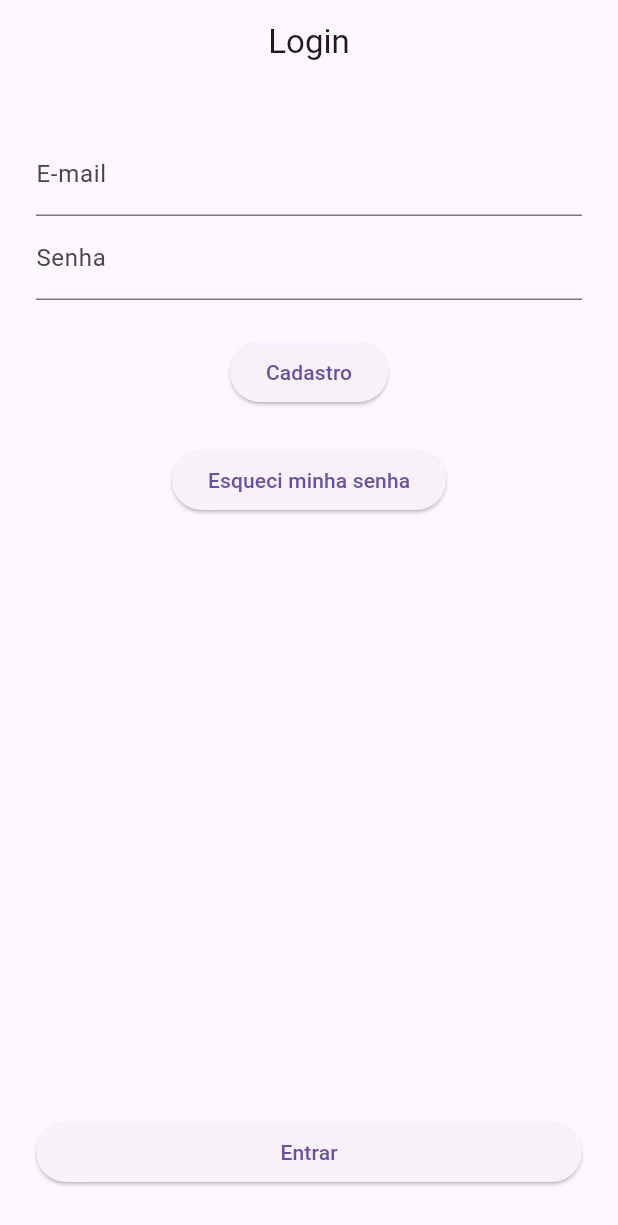
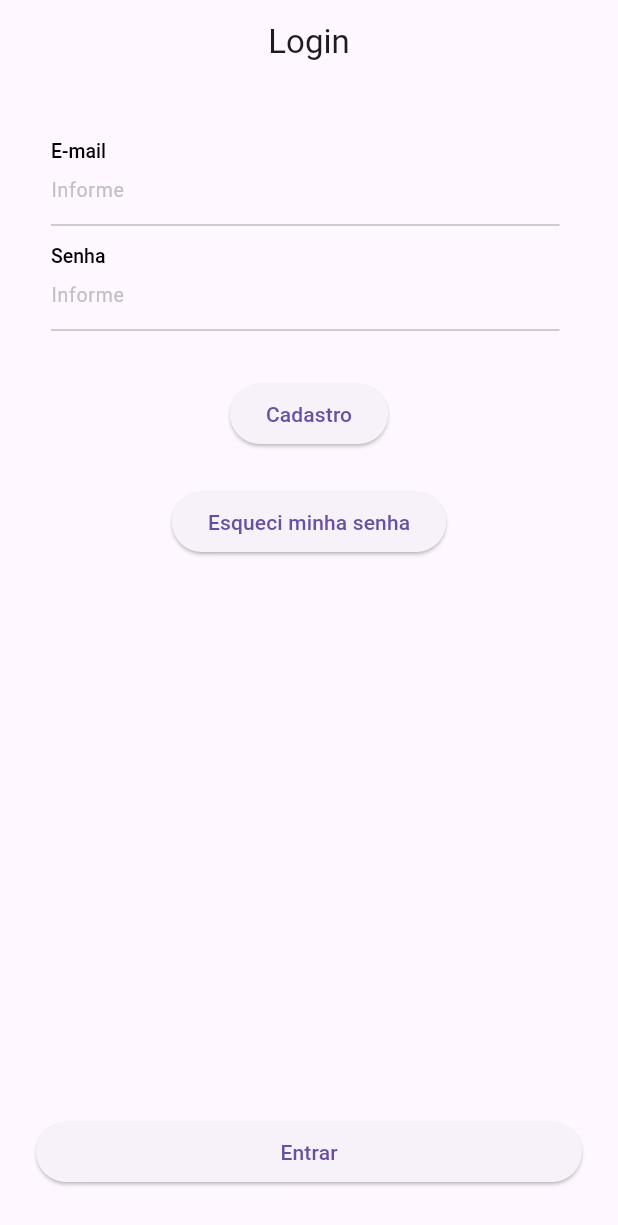
Before and after one commit to ReiBastega/CCC_LabEngSoft_Eduardo_Colet_SpendControllApp, a Flutter app: the screen it shows after launch, on a phone screen of 412 x 824 dp. Shown: the top 1225 px of the screen. Run offline on Flutter 3.47's test engine with Material 3 defaults, Android fonts, the phone set to English and light mode, and no system bars; our stand-ins replace cloud_firestore, firebase_auth, firebase_core, flutter_bloc, flutter_modular, flutter_svg; accounts and stored records are empty; Roboto replaces fonts that are missing (Montserrat).

Commit message:
Widgets to app

```diff
--- a/spend_controll/lib/modules/auth/login_page.dart
+++ b/spend_controll/lib/modules/auth/login_page.dart
@@ -1,6 +1,7 @@
 import 'package:flutter/material.dart';
 import 'package:flutter_bloc/flutter_bloc.dart';
 import 'package:flutter_modular/flutter_modular.dart';
+import 'package:spend_controll/shared/widgets/form_input_and_title.dart';
 import 'Controller/login_controller.dart';
 
 class LoginPage extends StatefulWidget {
@@ -12,6 +13,11 @@ class LoginPage extends StatefulWidget {
 }
 
 class _LoginPageState extends State<LoginPage> {
+  final List<FocusNode> _focusNodes = List<FocusNode>.generate(
+    2,
+    (_) => FocusNode(),
+    growable: false,
+  );
   final emailController = TextEditingController();
   final senhaController = TextEditingController();
 
@@ -49,18 +55,38 @@ class _LoginPageState extends State<LoginPage> {
                   builder: (context, state) {
                     return Column(
                       children: [
-                        TextField(
+                        FormInputAndTitle(
+                          focus: _focusNodes[0],
+                          title: 'E-mail',
+                          hintText: 'Informe',
                           controller: emailController,
-                          decoration:
-                              const InputDecoration(labelText: 'E-mail'),
+                          maskFormatter: const [],
+                          fontSize: 13,
+                          onSaved: (p0) {},
+                          validator: (p0) {
+                            if (p0 == null || p0.isEmpty) {
+                              return 'Campo vazio';
+                            }
+                            return null;
+                          },
                           onChanged: (value) {
                             email = value;
                           },
                         ),
-                        TextField(
+                        FormInputAndTitle(
+                          focus: _focusNodes[1],
+                          title: 'Senha',
+                          hintText: 'Informe',
                           controller: senhaController,
-                          decoration: const InputDecoration(labelText: 'Senha'),
-                          obscureText: false,
+                          maskFormatter: const [],
+                          fontSize: 13,
+                          onSaved: (p0) {},
+                          validator: (p0) {
+                            if (p0 == null || p0.isEmpty) {
+                              return 'Campo vazio';
+                            }
+                            return null;
+                          },
                           onChanged: (value) {
                             password = value;
                           },
--- /dev/null
+++ b/spend_controll/lib/shared/widgets/button.dart
@@ -0,0 +1,101 @@
+library stara_widgets;
+
+import 'package:flutter/material.dart';
+import 'package:spend_controll/shared/widgets/colors_app.dart';
+
+enum Edges { zero, appDefault, custom }
+
+class Button extends StatelessWidget {
+  final String? text;
+  final Widget? child;
+  final EdgeInsetsGeometry? padding;
+  final VoidCallback onPressed;
+  final Edges? paddingType;
+  final bool? loading;
+  final bool? isDisabled;
+  final Color? color;
+  final double? height;
+  final double? fontSize;
+
+  const Button(
+      {super.key,
+      required this.onPressed,
+      this.text,
+      this.child,
+      this.padding,
+      this.paddingType,
+      this.loading,
+      this.isDisabled = false,
+      this.color,
+      this.height,
+      this.fontSize});
+
+  @override
+  Widget build(BuildContext context) {
+    final screenSize = MediaQuery.of(context).size;
+
+    if (child == null && text == null) {
+      throw Exception(
+          "Text (String text) or Child (Widget) are required on a Button");
+    }
+    if (padding == null && paddingType == Edges.custom) {
+      throw Exception(
+          "If you set paddingType to custom, you must set the padding value");
+    }
+    if (padding != null &&
+        (paddingType == Edges.appDefault || paddingType == Edges.zero)) {
+      throw Exception(
+          "The appDefault paddingType, and zero paddingType, has its own values preseted, so you may not set the padding value by yourself");
+    }
+    EdgeInsetsGeometry buttonPadding;
+    if (paddingType == Edges.zero || (paddingType == null && padding == null)) {
+      buttonPadding = EdgeInsets.zero;
+    } else if (paddingType == Edges.appDefault) {
+      buttonPadding = const EdgeInsets.only(left: 16, right: 16, bottom: 18);
+    } else {
+      buttonPadding = padding!;
+    }
+
+    return Padding(
+      padding: buttonPadding,
+      child: SizedBox(
+        width: screenSize.width,
+        height: height ?? 48,
+        child: Opacity(
+          opacity: isDisabled! ? .3 : 1,
+          child: ElevatedButton(
+              style: ElevatedButton.styleFrom(
+                  shadowColor: Colors.transparent,
+                  textStyle: TextStyle(
+                      fontWeight: FontWeight.w600,
+                      fontSize: fontSize ?? 15,
+                      color: const Color(0XFFFFFFFF),
+                      fontFamily: 'Montserrat'),
+                  backgroundColor: color ?? AppColors.of(context).primary,
+                  shape: RoundedRectangleBorder(
+                    borderRadius: BorderRadius.circular(10),
+                  ),
+                  splashFactory: NoSplash.splashFactory),
+              onPressed: isDisabled! || loading == true ? () {} : onPressed,
+              child: loading == true
+                  ? const SizedBox(
+                      height: 30,
+                      width: 30,
+                      child: CircularProgressIndicator(
+                        color: Colors.white,
+                      ),
+                    )
+                  : child ??
+                      Text(
+                        text!,
+                        style: const TextStyle(
+                            color: Color(0xFFFFFFFF),
+                            fontFamily: 'Montserrat',
+                            fontSize: 15,
+                            fontWeight: FontWeight.w600),
+                      )),
+        ),
+      ),
+    );
+  }
+}
--- /dev/null
+++ b/spend_controll/lib/shared/widgets/colors_app.dart
@@ -0,0 +1,160 @@
+import 'package:flutter/material.dart';
+
+class AppColors {
+  final bool isDarkMode;
+  static AppColors? _instance;
+  AppColors(this.isDarkMode);
+
+  static AppColors of(BuildContext context) {
+    final newTheme = Theme.of(context).brightness == Brightness.dark;
+    if (_instance != null && _instance!.isDarkMode != newTheme) {
+      _instance = AppColors(newTheme);
+    } else {
+      _instance ??= AppColors(newTheme);
+    }
+    return _instance!;
+  }
+
+  Color get primary => const Color.fromARGB(255, 25, 59, 152);
+
+  Color get secondary => const Color.fromARGB(255, 55, 255, 0);
+  Color get backgroundDark => const Color(0xFF161616);
+  Color get backgroundLigth => Colors.white;
+  Color get staraGreen => const Color(0xFF0A5F26);
+
+  ({
+    Color gray50,
+    Color gray100,
+    Color gray200,
+    Color gray300,
+    Color gray400,
+    Color gray500,
+    Color gray800,
+    Color gray900,
+    Color trueBlack,
+    Color trueWhite
+  }) get neutrals => (
+        gray50: const Color(0xFFEBEBEB),
+        gray100: const Color(0xFFC1C1C1),
+        gray200: const Color(0xFFA3A3A3),
+        gray300: const Color(0xFF7A7A79),
+        gray400: const Color(0xFF60605F),
+        gray500: const Color(0xFF383837),
+        gray800: const Color(0xFF1F1F1E),
+        gray900: const Color(0xFF161616),
+        trueBlack: const Color(0xFF000000),
+        trueWhite: const Color(0xFFFFFFFF)
+      );
+
+  ({
+    Color orangeBrandDark2,
+    Color orange100,
+    Color orange200,
+    Color orange500,
+    Color orange700,
+    Color orange800,
+    Color green100,
+    Color green300,
+    Color green500,
+    Color green800,
+    Color greenBrandDark2
+  }) get brand => (
+        orangeBrandDark2: const Color(0xFFC6A68E),
+        orange100: const Color(0xFFFAD9C2),
+        orange200: const Color(0xFFF5B485),
+        orange500: const Color(0xFFEB690B),
+        orange700: const Color(0xFFA74B08),
+        orange800: const Color(0xFF844314),
+        green100: const Color(0xFFBFD5C8),
+        green300: const Color(0xFF80AC92),
+        green500: const Color(0xFF005924),
+        green800: const Color(0xFF0F3B21),
+        greenBrandDark2: const Color(0xFF879D90),
+      );
+
+  ({
+    Color green100,
+    Color green500,
+    Color green900,
+    Color yellow100,
+    Color yellow500,
+    Color redLight100,
+    Color redLight500,
+    Color redDark100,
+    Color redDark500,
+    Color redDark900,
+    Color blue100,
+    Color blue500,
+    Color blue900,
+  }) get other => (
+        green100: const Color(0xFFC0EAD7),
+        green500: const Color(0xFF06AB60),
+        green900: const Color(0xFF034828),
+        yellow100: const Color(0xFFFBE6B0),
+        yellow500: const Color(0xFFF1AE00),
+        redLight100: const Color(0xFFFFC5C2),
+        redLight500: const Color(0xFFFF453A),
+        redDark100: const Color(0xFFEFC9CA),
+        redDark500: const Color(0xFFC0272D),
+        redDark900: const Color(0xFF511013),
+        blue100: const Color(0xFFC0D8EB),
+        blue500: const Color(0xFF0465B2),
+        blue900: const Color(0xFF022A4B),
+      );
+
+  Color get background1st => isDarkMode ? neutrals.gray900 : neutrals.trueWhite;
+  Color get background2nd => brand.orange500;
+  Color get background3rd => isDarkMode ? neutrals.gray800 : neutrals.gray50;
+  Color get background4th => isDarkMode ? neutrals.gray400 : neutrals.gray100;
+  Color get background2ndDsbld1 =>
+      isDarkMode ? brand.orange800 : brand.orange200;
+  Color get background2ndDsbld2 =>
+      isDarkMode ? brand.orangeBrandDark2 : brand.orange100;
+  Color get backgroundError =>
+      isDarkMode ? other.redLight500 : other.redDark500;
+  Color get backgroundSuccess => other.green500;
+  Color get bgTransparencyBlue => isDarkMode ? other.blue900 : other.blue100;
+  Color get bgTransparencyRed =>
+      isDarkMode ? other.redDark900 : other.redDark100;
+  Color get bgTransparencyGreen => isDarkMode ? other.green900 : other.green100;
+  Color get bgTransparencyGray =>
+      isDarkMode ? neutrals.gray500 : neutrals.gray50;
+  Color get bgStateNeutral => isDarkMode ? neutrals.gray50 : neutrals.gray800;
+
+  Color get foreground1st => isDarkMode ? neutrals.trueWhite : neutrals.gray800;
+  Color get foreground1stDsbld =>
+      isDarkMode ? neutrals.gray400 : neutrals.gray100;
+  Color get foreground2nd => brand.orange500;
+  Color get foreground3rd => neutrals.trueWhite;
+  Color get foreground4th => isDarkMode ? neutrals.gray200 : neutrals.gray300;
+  Color get foreground5th => isDarkMode ? neutrals.trueWhite : brand.orange500;
+  Color get foreground5thDsbld =>
+      isDarkMode ? neutrals.gray100 : brand.orange200;
+  Color get foregroundRed => isDarkMode ? other.redLight500 : other.redDark500;
+  Color get foregroundGreen => other.green500;
+  Color get foregroundBlue => other.blue500;
+  Color get fgApplicationOn =>
+      isDarkMode ? neutrals.gray800 : neutrals.trueWhite;
+  Color get fgApplicationOff =>
+      isDarkMode ? neutrals.trueWhite : neutrals.gray800;
+
+  Color get border1st => brand.orange500;
+  Color get border1stDsbld => isDarkMode ? brand.orange800 : brand.orange200;
+  Color get border2nd => neutrals.gray100;
+  Color get border3rd => isDarkMode ? neutrals.gray500 : neutrals.gray300;
+  Color get border4th => isDarkMode ? neutrals.gray500 : neutrals.gray100;
+  Color get border5th =>
+      isDarkMode ? const Color(0xFF383837) : const Color(0xFFEBEBEB);
+  Color get borderGreen => other.green500;
+  Color get borderRed => other.redDark500;
+  Color get borderBlue => other.blue500;
+
+  Color get separator => isDarkMode ? neutrals.gray400 : neutrals.gray100;
+
+  Color get statusBw => isDarkMode ? neutrals.trueWhite : neutrals.trueBlack;
+  Color get statusOrange => brand.orange500;
+  Color get statusWhite => neutrals.trueWhite;
+  Color get statusError => isDarkMode ? other.redLight500 : other.redDark500;
+  Color get statusSelected =>
+      isDarkMode ? neutrals.gray500 : neutrals.trueWhite;
+}
--- /dev/null
+++ b/spend_controll/lib/shared/widgets/form_input_and_title.dart
@@ -0,0 +1,245 @@
+import 'package:flutter/material.dart';
+import 'package:flutter/services.dart';
+import 'package:flutter_svg/svg.dart';
+import 'package:spend_controll/shared/widgets/colors_app.dart';
+
+class FormInputAndTitle extends StatefulWidget {
+  final String title;
+  final String? secondTitle;
+  final String hintText;
+  final double? fontSize;
+  final String? Function(String?) validator;
+  final void Function(String?) onSaved;
+  final void Function(String)? onChanged;
+  final void Function()? onTap;
+  final void Function()? onPressedIconRight;
+  final TextInputType? keyboardType;
+  final TextInputAction textInputAction;
+  final TextEditingController? controller;
+  final List<TextInputFormatter> maskFormatter;
+  final String? iconPath;
+  final String? iconRightPath;
+  final bool hasUnderline;
+  final TextCapitalization textCapitalization;
+  final FocusNode? focus;
+  final bool obscureText;
+
+  FormInputAndTitle({
+    super.key,
+    required this.title,
+    required this.hintText,
+    required this.validator,
+    required this.onSaved,
+    required this.maskFormatter,
+    this.onTap,
+    this.iconPath,
+    this.iconRightPath,
+    this.onPressedIconRight,
+    this.keyboardType,
+    this.textInputAction = TextInputAction.done,
+    this.controller,
+    this.focus,
+    this.onChanged,
+    this.hasUnderline = false,
+    this.secondTitle,
+    this.textCapitalization = TextCapitalization.none,
+    this.fontSize,
+    this.obscureText = false,
+  }) {
+    {
+      assert((iconRightPath == null && onPressedIconRight == null) ||
+          (iconRightPath != null && onPressedIconRight != null));
+    }
+  }
+
+  @override
+  State<FormInputAndTitle> createState() => _FormInputAndTitleState();
+}
+
+class _FormInputAndTitleState extends State<FormInputAndTitle> {
+  bool hasFocus = false;
+  @override
+  void initState() {
+    widget.focus?.addListener(_handleFocusChange);
+    super.initState();
+  }
+
+  void _handleFocusChange() {
+    if (widget.focus?.hasFocus != hasFocus) {
+      setState(() {
+        hasFocus = widget.focus?.hasFocus ?? false;
+      });
+    }
+  }
+
+  @override
+  Widget build(BuildContext context) {
+    bool inputHasFocused = widget.focus?.hasFocus ?? false;
+    var brightness = Theme.of(context).brightness;
+    bool isDarkMode = brightness == Brightness.dark;
+    final focusNode = widget.focus ?? FocusNode();
+    final colors = AppColors.of(context);
+    return Column(
+      children: [
+        InkWell(
+          focusColor: Colors.transparent,
+          splashFactory: NoSplash.splashFactory,
+          splashColor: isDarkMode ? Colors.grey[900] : Colors.grey[400],
+          onTap: () => focusNode.requestFocus(),
+          child: Padding(
+            padding: EdgeInsets.only(
+                top: 5, bottom: 5, left: widget.iconPath != null ? 18 : 10),
+            child: Column(
+              children: [
+                Row(
+                  crossAxisAlignment: CrossAxisAlignment.center,
+                  children: [
+                    if (widget.iconPath != null)
+                      Padding(
+                        padding: const EdgeInsets.only(right: 18),
+                        child: SvgPicture.asset(
+                          widget.iconPath!,
+                          width: 20,
+                          height: 20,
+                          colorFilter: ColorFilter.mode(
+                              isDarkMode
+                                  ? const Color(0XFFFFFFFF)
+                                  : const Color(0XFF313131),
+                              BlendMode.srcIn),
+                        ),
+                      ),
+                    Expanded(
+                      child: Column(
+                        mainAxisAlignment: MainAxisAlignment.spaceBetween,
+                        crossAxisAlignment: CrossAxisAlignment.start,
+                        children: [
+                          Column(
+                            crossAxisAlignment: CrossAxisAlignment.start,
+                            children: [
+                              RichText(
+                                text: TextSpan(
+                                    text: widget.title,
+                                    style: TextStyle(
+                                        color: isDarkMode
+                                            ? const Color.fromARGB(
+                                                255, 255, 255, 255)
+                                            : const Color.fromARGB(
+                                                255, 0, 0, 0),
+                                        fontSize: widget.fontSize ?? 13,
+                                        fontWeight: FontWeight.w500,
+                                        fontFamily: 'Montserrat'),
+                                    children: <TextSpan>[
+                                      TextSpan(
+                                          text: widget.secondTitle == null
+                                              ? null
+                                              : ' '),
+                                      TextSpan(
+                                          text: widget.secondTitle,
+                                          style: TextStyle(
+                                              color: const Color.fromARGB(
+                                                  255, 158, 157, 157),
+                                              fontSize: widget.fontSize ?? 13,
+                                              fontWeight: FontWeight.w500,
+                                              fontFamily: 'Montserrat')),
+                                    ]),
+                              ),
+                              const SizedBox(height: 9),
+                              TextFormField(
+                                obscureText: widget.obscureText,
+                                onTap: widget.onTap,
+                                textCapitalization: widget.textCapitalization,
+                                style: TextStyle(
+                                    fontSize: widget.fontSize ?? 13,
+                                    fontWeight: FontWeight.w300,
+                                    fontFamily: 'Montserrat'),
+                                focusNode: focusNode,
+                                controller: widget.controller,
+                                inputFormatters: widget.maskFormatter,
+                                textInputAction: widget.textInputAction,
+                                decoration: InputDecoration(
+                                    hintStyle: TextStyle(
+                                        fontSize: widget.fontSize ?? 13,
+                                        color: AppColors.of(context)
+                                            .foreground1stDsbld,
+                                        fontFamily: 'Montserrat',
+                                        fontWeight: FontWeight.w400),
+                                    hintText: widget.hintText,
+                                    isDense: false,
+                                    isCollapsed: true,
+                                    contentPadding: EdgeInsets.zero,
+                                    border: InputBorder.none,
+                                    focusedBorder: InputBorder.none,
+                                    enabledBorder: InputBorder.none,
+                                    errorStyle: const TextStyle(
+                                      fontSize: 11,
+                                    )),
+                                maxLines: 1,
+                                cursorColor:
+                                    const Color.fromARGB(255, 25, 59, 152),
+                                keyboardType:
+                                    widget.keyboardType ?? TextInputType.text,
+                                validator: widget.validator,
+                                autovalidateMode:
+                                    AutovalidateMode.onUserInteraction,
+                                onSaved: widget.onSaved,
+                                onChanged: widget.onChanged,
+                                onFieldSubmitted: (value) {
+                                  inputHasFocused = false;
+                                  switch (widget.textInputAction) {
+                                    case TextInputAction.next:
+                                      focusNode.nextFocus();
+                                      if (widget.iconRightPath != null) {
+                                        focusNode.nextFocus();
+                                      }
+                                      break;
+                                    case TextInputAction.previous:
+                                      focusNode.previousFocus();
+                                      break;
+                                    default:
+                                      break;
+                                  }
+                                },
+                              ),
+                            ],
+                          ),
+                        ],
+                      ),
+                    ),
+                    widget.iconRightPath != null
+                        ? IconButton(
+                            alignment: Alignment.centerRight,
+                            icon: SvgPicture.asset(
+                              widget.iconRightPath!,
+                              width: 24,
+                              height: 24,
+                              colorFilter: ColorFilter.mode(
+                                  isDarkMode
+                                      ? const Color(0XFFFFFFFF)
+                                      : const Color(0xFF313131),
+                                  BlendMode.srcIn),
+                            ),
+                            onPressed: widget.onPressedIconRight,
+                          )
+                        : Container(),
+                  ],
+                ),
+                if (widget.hasUnderline)
+                  Divider(
+                    color: colors.separator,
+                  )
+              ],
+            ),
+          ),
+        ),
+        Divider(
+          thickness: inputHasFocused ? 1 : 0,
+          indent: widget.iconPath == null ? 10 : 15,
+          endIndent: 15,
+          color: inputHasFocused
+              ? const Color.fromARGB(255, 25, 59, 152)
+              : Colors.grey,
+        ),
+      ],
+    );
+  }
+}
--- a/spend_controll/pubspec.yaml
+++ b/spend_controll/pubspec.yaml
@@ -33,7 +33,7 @@ dependencies:
   flutter_modular: ^5.0.3
   flutter_bloc: ^8.1.3
   bloc: ^8.1.2
-
+  flutter_svg: ^2.0.7
 
   #Firebase
   firebase_core: ^2.16.0
```
Also changed, not shown: spend_controll/pubspec.lock.
